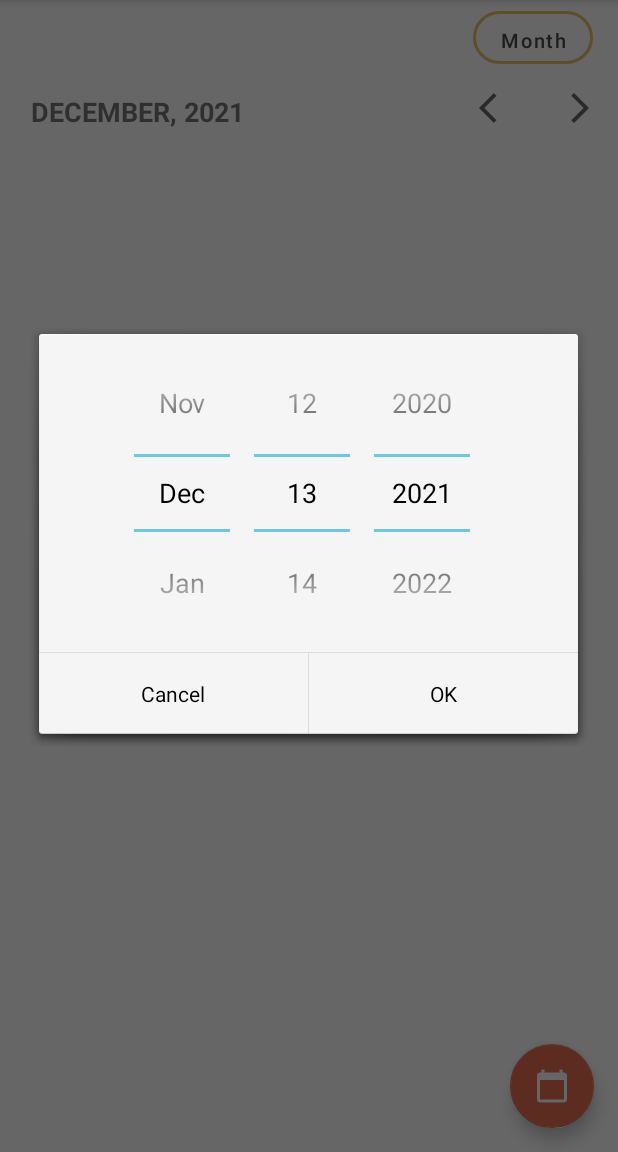
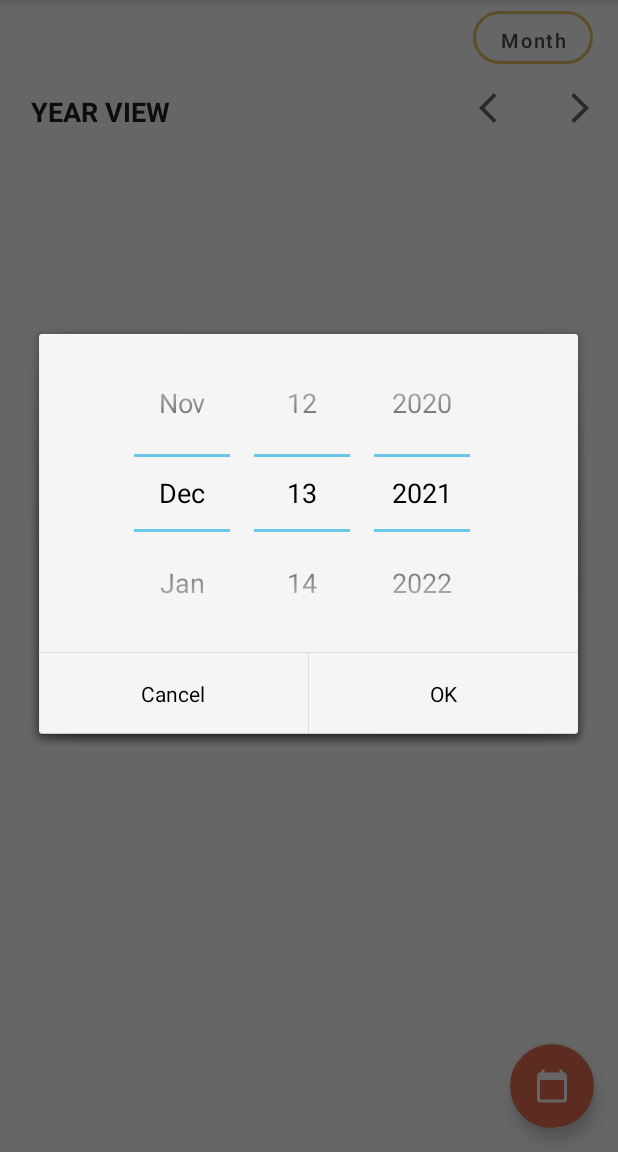
Before and after one commit to Debanshu777/Almanac, an Android app: the YearlyView screen opened through its navigation route, after a tap on "Take to a particular date", on a phone screen of 412 x 824 dp, the part 84-1236 px from its top. Run offline under Robolectric (Android 15) with nearby library versions, the phone set to English and light mode, and no system bars.

Commit message:
Refactoring and Yearly View basic UI

```diff
--- a/app/src/main/java/com/debanshu777/calendarview/adapter/CalendarAdapter.kt
+++ b/app/src/main/java/com/debanshu777/calendarview/adapter/MonthlyCalendarAdapter.kt
@@ -7,18 +7,18 @@ import android.widget.TextView
 import androidx.recyclerview.widget.RecyclerView
 import com.debanshu777.calendarview.R
 
-class CalendarAdapter(
+class MonthlyCalendarAdapter(
     private val daysOfMonth: ArrayList<String>,
     private val onItemListener: OnItemListener
 ) :
-    RecyclerView.Adapter<CalendarAdapter.CalendarViewHolder>() {
-    override fun onCreateViewHolder(parent: ViewGroup, viewType: Int): CalendarViewHolder {
+    RecyclerView.Adapter<MonthlyCalendarAdapter.MonthlyCalendarViewHolder>() {
+    override fun onCreateViewHolder(parent: ViewGroup, viewType: Int): MonthlyCalendarViewHolder {
         val inflater = LayoutInflater.from(parent.context)
-        val view: View = inflater.inflate(R.layout.calendar_cell_view, parent, false)
-        return CalendarViewHolder(view, onItemListener)
+        val view: View = inflater.inflate(R.layout.monthly_calendar_cell_view, parent, false)
+        return MonthlyCalendarViewHolder(view, onItemListener)
     }
 
-    override fun onBindViewHolder(holder: CalendarViewHolder, position: Int) {
+    override fun onBindViewHolder(holder: MonthlyCalendarViewHolder, position: Int) {
         holder.cellDayText.text = daysOfMonth[position]
     }
 
@@ -30,7 +30,7 @@ class CalendarAdapter(
         fun onItemClick(position: Int, dayText: String?)
     }
 
-    inner class CalendarViewHolder(itemView: View, private val onItemListener: OnItemListener) :
+    inner class MonthlyCalendarViewHolder(itemView: View, private val onItemListener: OnItemListener) :
         RecyclerView.ViewHolder(itemView), View.OnClickListener {
         val cellDayText: TextView = itemView.findViewById(
             R.id.cellDayText
--- /dev/null
+++ b/app/src/main/java/com/debanshu777/calendarview/adapter/WeeklyCalenderAdapter.kt
@@ -0,0 +1,4 @@
+package com.debanshu777.calendarview.adapter
+
+class WeeklyCalenderAdapter {
+}
--- /dev/null
+++ b/app/src/main/java/com/debanshu777/calendarview/adapter/YearlyCalenderAdapter.kt
@@ -0,0 +1,4 @@
+package com.debanshu777.calendarview.adapter
+
+class YearlyCalenderAdapter {
+}
--- a/app/src/main/java/com/debanshu777/calendarview/view/MonthlyView.kt
+++ b/app/src/main/java/com/debanshu777/calendarview/view/MonthlyView.kt
@@ -10,7 +10,7 @@ import androidx.lifecycle.ViewModelProvider
 import androidx.navigation.fragment.findNavController
 import androidx.recyclerview.widget.GridLayoutManager
 import com.debanshu777.calendarview.R
-import com.debanshu777.calendarview.adapter.CalendarAdapter
+import com.debanshu777.calendarview.adapter.MonthlyCalendarAdapter
 import com.debanshu777.calendarview.databinding.FragmentMonthlyViewBinding
 import com.debanshu777.calendarview.utils.CalenderUtils
 import com.debanshu777.calendarview.utils.CalenderUtils.daysInMonthArray
@@ -18,7 +18,7 @@ import com.debanshu777.calendarview.viewModel.CalenderViewModel
 import com.google.android.material.snackbar.Snackbar
 import java.time.LocalDate
 
-class MonthlyView : Fragment(), CalendarAdapter.OnItemListener {
+class MonthlyView : Fragment(), MonthlyCalendarAdapter.OnItemListener {
 
     private var _binding: FragmentMonthlyViewBinding? = null
     private val binding get() = _binding!!
@@ -44,7 +44,7 @@ class MonthlyView : Fragment(), CalendarAdapter.OnItemListener {
             viewLifecycleOwner, { value ->
                 selectedDate = value
                 Log.i("here", value.toString())
-                val calenderAdapter = CalendarAdapter(daysInMonthArray(value), this)
+                val calenderAdapter = MonthlyCalendarAdapter(daysInMonthArray(value), this)
                 val layoutManager = GridLayoutManager(context, 7)
                 binding.monthlyCalenderRecyclerView.layoutManager = layoutManager
                 binding.monthlyCalenderRecyclerView.adapter = calenderAdapter
--- a/app/src/main/res/layout/fragment_monthly_view.xml
+++ b/app/src/main/res/layout/fragment_monthly_view.xml
@@ -82,7 +82,7 @@
         android:layout_width="0dp"
         android:paddingStart="10dp"
         android:paddingEnd="10dp"
-        tools:listitem="@layout/calendar_cell_view"
+        tools:listitem="@layout/monthly_calendar_cell_view"
         android:layout_height="wrap_content"
         app:layout_constraintBottom_toBottomOf="parent"
         app:layout_constraintEnd_toEndOf="parent"
--- a/app/src/main/res/layout/fragment_yearly_view.xml
+++ b/app/src/main/res/layout/fragment_yearly_view.xml
@@ -23,6 +23,7 @@
         app:layout_constraintVertical_bias="0.01" />
 
     <LinearLayout
+        android:id="@+id/change_calendar_view"
         android:layout_width="0dp"
         android:layout_height="wrap_content"
         android:paddingEnd="5dp"
@@ -33,21 +34,25 @@
         app:layout_constraintVertical_bias="0.02">
 
         <TextView
+            android:id="@+id/month_display_textView"
+            android:layout_width="0dp"
+            android:layout_height="wrap_content"
+            android:layout_marginStart="15dp"
             android:layout_weight="0.8"
             android:padding="5dp"
-            android:layout_marginStart="15dp"
+            android:text="@string/year_view_text"
             android:textAllCaps="true"
-            android:text="December, 2021"
-            android:textStyle="bold"
+            android:textColor="@color/darker_grey"
             android:textSize="18sp"
-            android:layout_width="0dp"
-            android:layout_height="wrap_content"/>
+            android:textStyle="bold" />
+
         <LinearLayout
-            android:gravity="end"
             android:layout_width="wrap_content"
-            android:layout_height="wrap_content">
+            android:layout_height="wrap_content"
+            android:gravity="end">
 
             <ImageButton
+                android:id="@+id/yearly_display_left_shift"
                 android:layout_width="40dp"
                 android:layout_height="wrap_content"
                 android:layout_marginRight="15dp"
@@ -56,6 +61,7 @@
                 android:src="@drawable/ic_left_arrow" />
 
             <ImageButton
+                android:id="@+id/yearly_display_right_shift"
                 android:layout_width="40dp"
                 android:layout_height="wrap_content"
                 android:background="@null"
@@ -63,7 +69,18 @@
                 android:padding="3dp"
                 android:src="@drawable/ic_right_arrow" />
         </LinearLayout>
-
     </LinearLayout>
+    <androidx.recyclerview.widget.RecyclerView
+        android:id="@+id/yearly_calender_recycler_view"
+        android:layout_width="0dp"
+        android:paddingStart="10dp"
+        android:paddingEnd="10dp"
+        tools:listitem="@layout/monthly_calendar_cell_view"
+        android:layout_height="wrap_content"
+        app:layout_constraintBottom_toBottomOf="parent"
+        app:layout_constraintEnd_toEndOf="parent"
+        app:layout_constraintStart_toStartOf="parent"
+        app:layout_constraintVertical_bias="0.02"
+        app:layout_constraintTop_toBottomOf="@id/change_calendar_view" />
 
 </androidx.constraintlayout.widget.ConstraintLayout>
--- a/app/src/main/res/values/strings.xml
+++ b/app/src/main/res/values/strings.xml
@@ -8,4 +8,5 @@
     <string name="month">Month</string>
 
     <string name="particular_date">Take to a particular date</string>
+    <string name="year_view_text">YEAR VIEW</string>
 </resources>
```
Also changed, not shown: app/src/main/res/layout/yearly_calender_cell_view.xml (added, +25 -0 lines), app/src/main/res/layout/monthly_calendar_cell_view.xml (renamed from app/src/main/res/layout/calendar_cell_view.xml).
